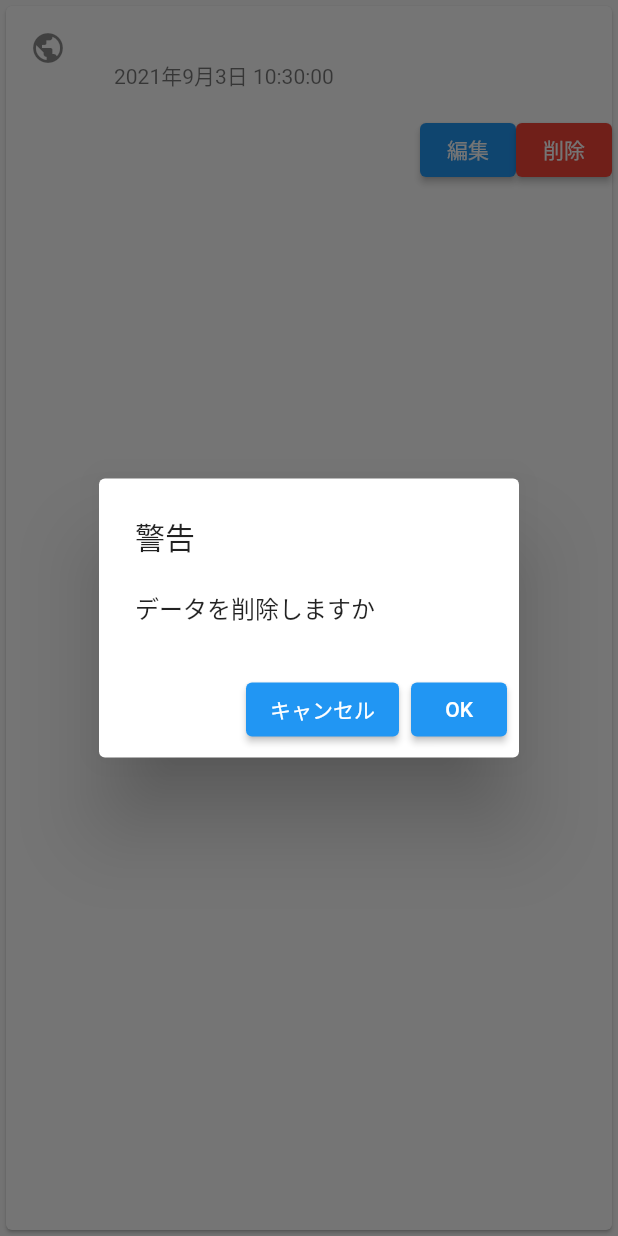
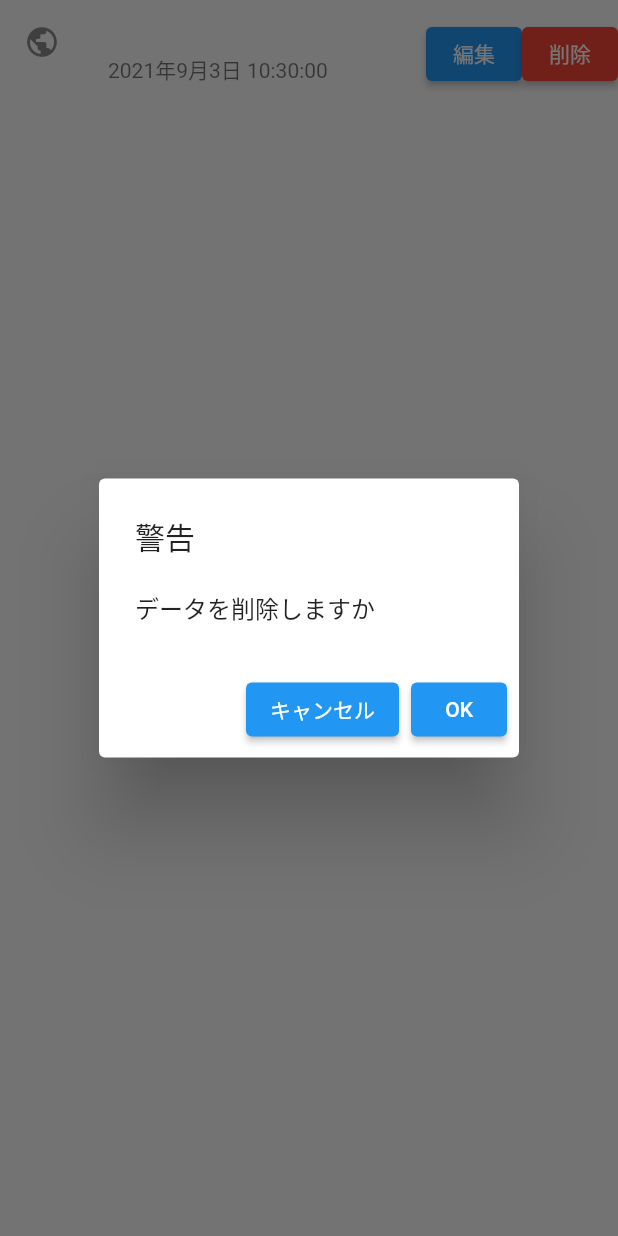
Before and after one commit to kiragit/stockcodes, a Flutter app: the CordRowView widget shown alone on an empty page, opened directly with empty values, after a tap on "削除", on a phone screen of 412 x 824 dp. Run offline on Flutter 3.47's test engine with Material 2 defaults, Android fonts, the phone set to English and light mode, and no system bars; our stand-ins replace cloud_firestore, firebase_auth, firebase_core, flutter_highlight; missing offline and left inert: cloud_firestore_web, code_text_field, firebase_auth_web, firebase_core_web, highlight; accounts and stored records are empty.

Commit message:
一覧を1行で表示、コードの活性制御

```diff
--- a/lib/ui/codeDetailView.dart
+++ b/lib/ui/codeDetailView.dart
@@ -62,7 +62,7 @@ class CordDetailView extends StatelessWidget {
       buttonText = "登録";
       editflag = true; //更新可能
       id = null;
-      codeEditor = new CodeEditor("");
+      codeEditor = new CodeEditor("", editflag);
     } else {
       if (editflag) {
         //更新の場合
@@ -78,7 +78,7 @@ class CordDetailView extends StatelessWidget {
       overviewController.text = code!.overview ?? "";
       codeController.text = code!.code ?? "";
       //tagsController.text = code!.tags!.join(",");
-      codeEditor = new CodeEditor(code!.code);
+      codeEditor = new CodeEditor(code!.code, editflag);
       categoriesController.text = code!.categories!.join(",");
     }
     return Scaffold(
@@ -135,6 +135,7 @@ class CordDetailView extends StatelessWidget {
                             child: Padding(
                               padding: EdgeInsets.all(8.0),
                               child: codeEditor,
+
                               /*
                               child: TextFormField(
                                 readOnly: !editflag,
--- a/lib/ui/codeRowView.dart
+++ b/lib/ui/codeRowView.dart
@@ -43,11 +43,11 @@ class CordRowView extends StatelessWidget {
     final UserState userState = Provider.of<UserState>(context);
     final CodesModel codeModels = Provider.of<CodesModel>(context);
 
-    return Card(
-      child: Column(
-        mainAxisSize: MainAxisSize.max,
+    return Row(mainAxisAlignment: MainAxisAlignment.spaceBetween, // これで両端に寄せる
         children: <Widget>[
-          ListTile(
+          Container(
+              child: Expanded(
+            child: ListTile(
                 leading: Icon(this.private),
                 title: Text(this.title),
                 subtitle: Text(this.createat_jp + "　" + this.overview),
@@ -63,6 +63,7 @@ class CordRowView extends StatelessWidget {
                         }),
                   );
                 }),
+          )),
           Row(
             mainAxisAlignment: MainAxisAlignment.end,
             children: <Widget>[
@@ -118,8 +119,6 @@ class CordRowView extends StatelessWidget {
               ),
             ],
           )
-        ],
-      ),
-    );
+        ]);
   }
 }
```
Also changed, not shown: lib/ui/codeEditor.dart (+14 -7 lines), 1 other file. Lines whose indentation alone changed are shown as unchanged.
